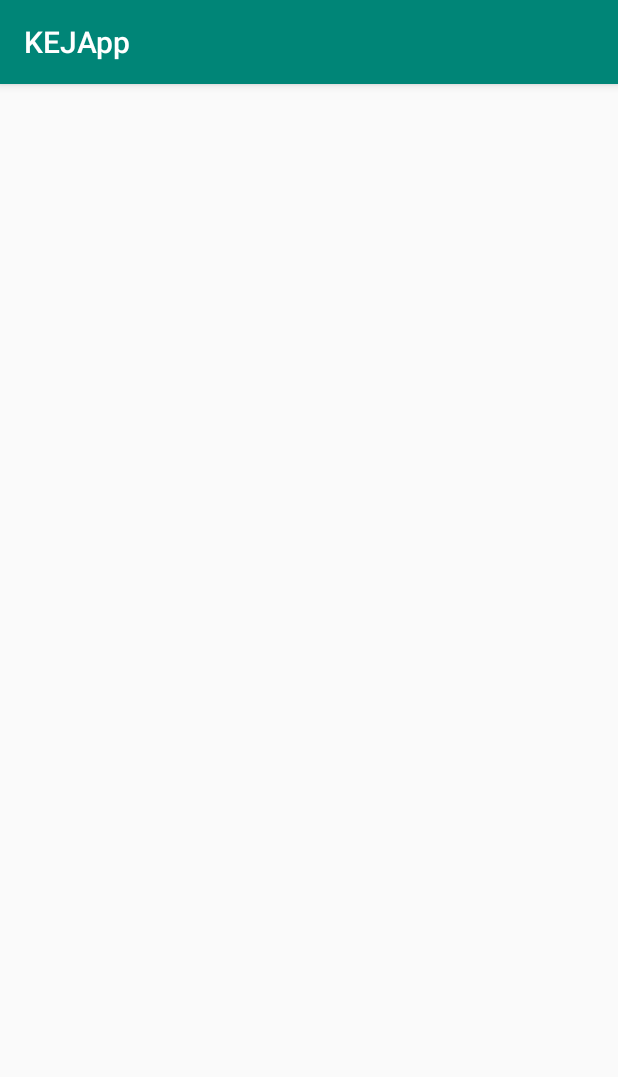
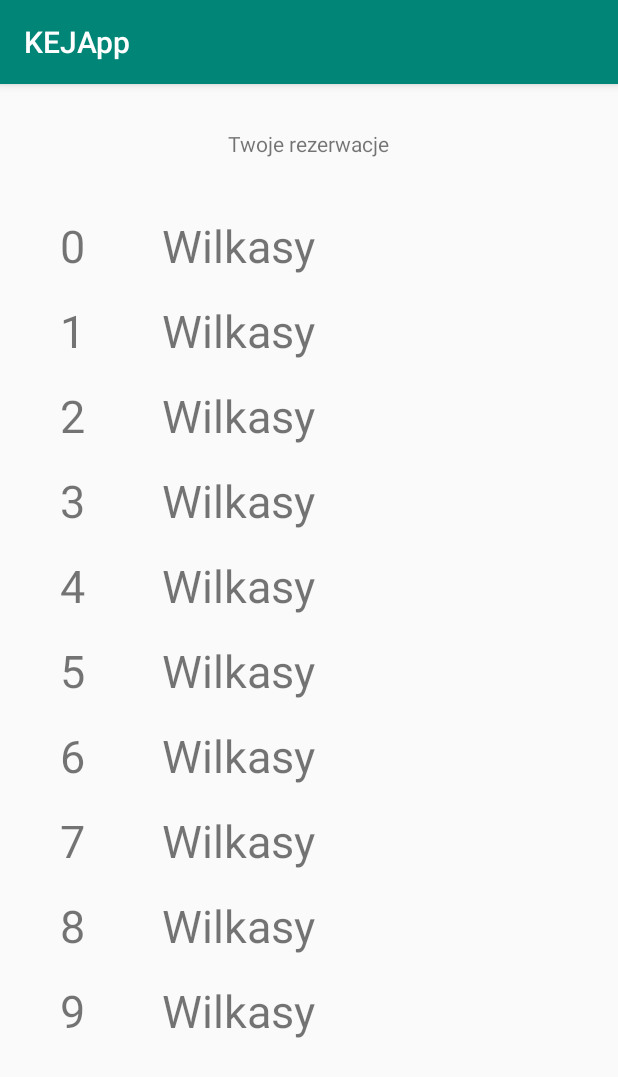
Before and after one commit to mateuszrozek/KejApp, an Android app: the ReservationsActivity screen opened directly, with no data from a screen before it, on a phone screen of 412 x 824 dp. Shown: the top 1077 px of the screen. Run offline under Robolectric (Android 15) with nearby library versions, the phone set to English and light mode, and no system bars; 2 statements that could not run were skipped.

Commit message:
lot of new stuff

```diff
--- a/app/build.gradle
+++ b/app/build.gradle
@@ -4,7 +4,7 @@ android {
     compileSdkVersion 28
     defaultConfig {
         applicationId "com.example.kejapp"
-        minSdkVersion 23
+        minSdkVersion 26
         targetSdkVersion 28
         versionCode 1
         versionName "1.0"
--- a/app/src/main/AndroidManifest.xml
+++ b/app/src/main/AndroidManifest.xml
@@ -20,7 +20,8 @@
         android:supportsRtl="true"
         android:theme="@style/AppTheme"
         tools:ignore="GoogleAppIndexingWarning">
-        <activity android:name=".view.ReservationsActivity"></activity>
+        <activity android:name=".view.ReservationInfoActivity"></activity>
+        <activity android:name=".view.ReservationsActivity" />
         <activity android:name=".view.LogoutActivity" />
         <activity android:name=".view.RegisterActivity" />
         <activity android:name=".view.QuayInfoActivity" />
--- a/app/src/main/java/com/example/kejapp/utils/DeckListAdapter.java
+++ b/app/src/main/java/com/example/kejapp/utils/DeckListAdapter.java
@@ -25,7 +25,7 @@ public class DeckListAdapter extends RecyclerView.Adapter<DeckListAdapter.ViewHo
     @Override
     public ViewHolder onCreateViewHolder(ViewGroup parent, int viewType) {
         LayoutInflater layoutInflater = LayoutInflater.from(parent.getContext());
-        final View listItem = layoutInflater.inflate(R.layout.list_item, parent, false);
+        final View listItem = layoutInflater.inflate(R.layout.deck_item, parent, false);
 
         return new ViewHolder(listItem);
     }
--- a/app/src/main/java/com/example/kejapp/utils/GetDataService.java
+++ b/app/src/main/java/com/example/kejapp/utils/GetDataService.java
@@ -4,6 +4,7 @@ import com.example.kejapp.model.PierTO;
 import com.example.kejapp.model.PortInfoTO;
 import com.example.kejapp.model.PortMapTO;
 import com.example.kejapp.model.QuayTO;
+import com.example.kejapp.model.ReservationTO;
 
 import java.util.List;
 
@@ -24,4 +25,7 @@ public interface GetDataService {
 
     @GET("ports/{portId}")
     Call<PortInfoTO> findPortById(@Path("portId") Long portId);
+
+    @GET("reservations")
+    Call<List<ReservationTO>> findReservations();
 }
--- /dev/null
+++ b/app/src/main/java/com/example/kejapp/utils/ReservationListAdapter.java
@@ -0,0 +1,69 @@
+package com.example.kejapp.utils;
+
+import android.content.Intent;
+import android.view.LayoutInflater;
+import android.view.View;
+import android.view.ViewGroup;
+import android.widget.TextView;
+
+import com.example.kejapp.R;
+import com.example.kejapp.model.ReservationTO;
+import com.example.kejapp.view.ChooseQuayActivity;
+import com.example.kejapp.view.ReservationInfoActivity;
+
+import java.util.List;
+
+import androidx.recyclerview.widget.RecyclerView;
+
+public class ReservationListAdapter extends RecyclerView.Adapter<ReservationListAdapter.ViewHolder> {
+
+    private List<ReservationTO> reservationTOList;
+
+    public ReservationListAdapter(List<ReservationTO> reservationTOList) {
+        this.reservationTOList = reservationTOList;
+    }
+
+    @Override
+    public ViewHolder onCreateViewHolder(ViewGroup parent, int viewType) {
+        LayoutInflater layoutInflater = LayoutInflater.from(parent.getContext());
+        final View listItem = layoutInflater.inflate(R.layout.reservation_item, parent, false);
+
+        return new ViewHolder(listItem);
+    }
+
+    @Override
+    public void onBindViewHolder(ViewHolder holder, int position) {
+
+        final ReservationTO reservationTO = reservationTOList.get(position);
+
+        String pos = String.valueOf(position);
+        holder.reservationNumberLabel.setText(pos);
+        holder.reservationPortNameLabel.setText(reservationTO.getQuayInfoTO().getPortName());
+
+        holder.itemView.setOnClickListener(new View.OnClickListener() {
+            @Override
+            public void onClick(View view) {
+
+                Intent intent = new Intent(view.getContext(), ReservationInfoActivity.class);
+                intent.putExtra("reservationTO", reservationTO);
+                view.getContext().startActivity(intent);
+            }
+        });
+    }
+
+    @Override
+    public int getItemCount() {
+        return reservationTOList.size();
+    }
+
+    public static class ViewHolder extends RecyclerView.ViewHolder {
+        public TextView reservationNumberLabel;
+        public TextView reservationPortNameLabel;
+
+        public ViewHolder(View itemView) {
+            super(itemView);
+            this.reservationNumberLabel = itemView.findViewById(R.id.reservationNumberLabel);
+            this.reservationPortNameLabel = itemView.findViewById(R.id.reservationPortNameLabel);
+        }
+    }
+}
--- a/app/src/main/java/com/example/kejapp/view/ChooseQuayActivity.java
+++ b/app/src/main/java/com/example/kejapp/view/ChooseQuayActivity.java
@@ -11,8 +11,6 @@ import com.example.kejapp.model.QuayTO;
 import com.example.kejapp.utils.GetDataService;
 import com.example.kejapp.utils.QuayAdapter;
 import com.example.kejapp.utils.RetrofitClientInstance;
-import com.google.gson.annotations.Expose;
-import com.google.gson.annotations.SerializedName;
 
 import java.util.ArrayList;
 import java.util.List;
--- /dev/null
+++ b/app/src/main/java/com/example/kejapp/view/ReservationInfoActivity.java
@@ -0,0 +1,16 @@
+package com.example.kejapp.view;
+
+import androidx.appcompat.app.AppCompatActivity;
+
+import android.os.Bundle;
+
+import com.example.kejapp.R;
+
+public class ReservationInfoActivity extends AppCompatActivity {
+
+    @Override
+    protected void onCreate(Bundle savedInstanceState) {
+        super.onCreate(savedInstanceState);
+        setContentView(R.layout.activity_reservation_info);
+    }
+}
--- a/app/src/main/java/com/example/kejapp/view/ReservationsActivity.java
+++ b/app/src/main/java/com/example/kejapp/view/ReservationsActivity.java
@@ -1,16 +1,96 @@
 package com.example.kejapp.view;
 
 import androidx.appcompat.app.AppCompatActivity;
+import androidx.recyclerview.widget.LinearLayoutManager;
+import androidx.recyclerview.widget.RecyclerView;
+import retrofit2.Call;
+import retrofit2.Callback;
+import retrofit2.Response;
 
+import android.content.Intent;
 import android.os.Bundle;
+import android.widget.Toast;
 
 import com.example.kejapp.R;
+import com.example.kejapp.model.PierTO;
+import com.example.kejapp.model.QuayInfoTO;
+import com.example.kejapp.model.ReservationTO;
+import com.example.kejapp.utils.GetDataService;
+import com.example.kejapp.utils.ReservationListAdapter;
+import com.example.kejapp.utils.RetrofitClientInstance;
+
+import java.time.LocalDateTime;
+import java.util.ArrayList;
+import java.util.List;
 
 public class ReservationsActivity extends AppCompatActivity {
+
+    private Intent intent;
+//    private ReservationTO portInfoTO;
+    private List<ReservationTO> reservationTOList;
+    private GetDataService service = RetrofitClientInstance.getRetrofitInstance().create(GetDataService.class);
+    private RecyclerView recyclerView;
+    private ReservationListAdapter adapter;
 
     @Override
     protected void onCreate(Bundle savedInstanceState) {
         super.onCreate(savedInstanceState);
         setContentView(R.layout.activity_reservations);
+
+        initializeGlobalData();
+        loadData(); //loadFromDB or mockReservations
+
+        recyclerView = findViewById(R.id.recyclerViewReservations);
+        recyclerView.setLayoutManager(new LinearLayoutManager(this));
+        recyclerView.setAdapter(adapter);
     }
+
+    private void initializeGlobalData() {
+
+        intent = getIntent();
+//        reservationTOList = (PortInfoTO) intent.getSerializableExtra("portInfoTO");
+    }
+
+    private void loadData() {
+
+        loadReservationsFromDB();
+        if (reservationTOList == null) {
+            mockReservations();
+        }
+    }
+
+    private void loadReservationsFromDB() {
+
+        Call<List<ReservationTO>> call = service.findReservations();
+        call.enqueue(new Callback<List<ReservationTO>>() {
+
+            @Override
+            public void onResponse(Call<List<ReservationTO>> call, Response<List<ReservationTO>> response) {
+                reservationTOList = response.body();
+                adapter = new ReservationListAdapter(reservationTOList);
+            }
+
+            @Override
+            public void onFailure(Call<List<ReservationTO>> call, Throwable t) {
+                Toast.makeText(getApplication(), "Something went wrong...Please try later!", Toast.LENGTH_SHORT).show();
+            }
+        });
+    }
+
+    private void mockReservations() {
+        reservationTOList = new ArrayList<>();
+        for (int i = 1; i < 11; i++) {
+            ReservationTO reservationTO = new ReservationTO();
+            QuayInfoTO quayInfoTO = new QuayInfoTO();
+            quayInfoTO.setPortName("Wilkasy");
+            reservationTO.setQuayInfoTO(quayInfoTO);
+            reservationTO.setStartDate(LocalDateTime.now());
+            reservationTO.setEndDate(LocalDateTime.now());
+
+            reservationTOList.add(reservationTO);
+        }
+        adapter = new ReservationListAdapter(reservationTOList);
+    }
+
+
 }
--- /dev/null
+++ b/app/src/main/res/layout/activity_reservation_info.xml
@@ -0,0 +1,9 @@
+<?xml version="1.0" encoding="utf-8"?>
+<androidx.constraintlayout.widget.ConstraintLayout xmlns:android="http://schemas.android.com/apk/res/android"
+    xmlns:app="http://schemas.android.com/apk/res-auto"
+    xmlns:tools="http://schemas.android.com/tools"
+    android:layout_width="match_parent"
+    android:layout_height="match_parent"
+    tools:context=".view.ReservationInfoActivity">
+
+</androidx.constraintlayout.widget.ConstraintLayout>
--- a/app/src/main/res/layout/activity_reservations.xml
+++ b/app/src/main/res/layout/activity_reservations.xml
@@ -6,4 +6,28 @@
     android:layout_height="match_parent"
     tools:context=".view.ReservationsActivity">
 
+    <TextView
+        android:id="@+id/textViewReservations"
+        android:layout_width="wrap_content"
+        android:layout_height="wrap_content"
+        android:layout_marginStart="8dp"
+        android:layout_marginTop="30dp"
+        android:layout_marginEnd="8dp"
+        android:text="Twoje rezerwacje"
+        app:layout_constraintEnd_toEndOf="parent"
+        app:layout_constraintStart_toStartOf="parent"
+        app:layout_constraintTop_toTopOf="parent" />
+
+    <androidx.recyclerview.widget.RecyclerView
+        android:id="@+id/recyclerViewReservations"
+        android:layout_width="match_parent"
+        android:layout_height="wrap_content"
+        android:layout_marginStart="8dp"
+        android:layout_marginTop="30dp"
+        android:layout_marginEnd="8dp"
+        app:layout_constraintEnd_toEndOf="parent"
+        app:layout_constraintStart_toStartOf="parent"
+        app:layout_constraintTop_toBottomOf="@+id/textViewReservations">
+
+    </androidx.recyclerview.widget.RecyclerView>
 </androidx.constraintlayout.widget.ConstraintLayout>
--- a/app/src/main/res/layout/list_item.xml
+++ b/app/src/main/res/layout/deck_item.xml
@@ -1,7 +1,6 @@
 <?xml version="1.0" encoding="utf-8"?>
 <androidx.constraintlayout.widget.ConstraintLayout xmlns:android="http://schemas.android.com/apk/res/android"
     xmlns:app="http://schemas.android.com/apk/res-auto"
-    xmlns:tools="http://schemas.android.com/tools"
     android:orientation="vertical"
     android:layout_width="match_parent"
     android:layout_height="wrap_content">
@@ -32,16 +31,4 @@
         app:layout_constraintStart_toEndOf="@+id/deckNumberLabel"
         app:layout_constraintTop_toTopOf="parent" />
 
-    <!--<Button-->
-        <!--android:id="@+id/chooseQuayButton"-->
-        <!--android:layout_width="wrap_content"-->
-        <!--android:layout_height="wrap_content"-->
-        <!--android:layout_marginEnd="32dp"-->
-        <!--android:text="Wybierz"-->
-        <!--app:layout_constraintBottom_toBottomOf="parent"-->
-        <!--app:layout_constraintEnd_toEndOf="parent"-->
-        <!--app:layout_constraintTop_toTopOf="parent" />-->
-
-
-
 </androidx.constraintlayout.widget.ConstraintLayout>
--- /dev/null
+++ b/app/src/main/res/layout/reservation_item.xml
@@ -0,0 +1,36 @@
+<?xml version="1.0" encoding="utf-8"?>
+<androidx.constraintlayout.widget.ConstraintLayout xmlns:android="http://schemas.android.com/apk/res/android"
+    xmlns:app="http://schemas.android.com/apk/res-auto"
+    xmlns:tools="http://schemas.android.com/tools"
+    android:orientation="vertical"
+    android:layout_width="match_parent"
+    android:layout_height="wrap_content">
+
+    <TextView
+        android:id="@+id/reservationNumberLabel"
+        android:layout_width="wrap_content"
+        android:layout_height="wrap_content"
+        android:layout_marginStart="32dp"
+        android:layout_marginTop="8dp"
+        android:layout_marginBottom="8dp"
+        android:text="1"
+        android:textSize="30sp"
+        app:layout_constraintBottom_toBottomOf="parent"
+        app:layout_constraintStart_toStartOf="parent"
+        app:layout_constraintTop_toTopOf="parent" />
+
+    <TextView
+        android:id="@+id/reservationPortNameLabel"
+        android:layout_width="wrap_content"
+        android:layout_height="wrap_content"
+        android:layout_marginStart="100dp"
+        android:layout_marginTop="8dp"
+        android:layout_marginBottom="8dp"
+        android:text="Wilkasy"
+        android:textSize="30sp"
+        app:layout_constraintBottom_toBottomOf="parent"
+        app:layout_constraintStart_toStartOf="parent"
+        app:layout_constraintTop_toTopOf="parent" />
+
+
+</androidx.constraintlayout.widget.ConstraintLayout>
```
